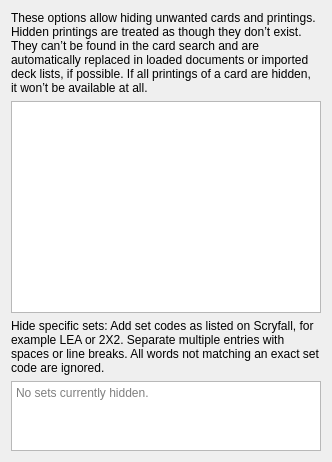
The window that resources/ui/settings_window/hide_printings_page.ui (luziferius/MTGProxyPrinter) describes before a commit, drawn with Qt 5.
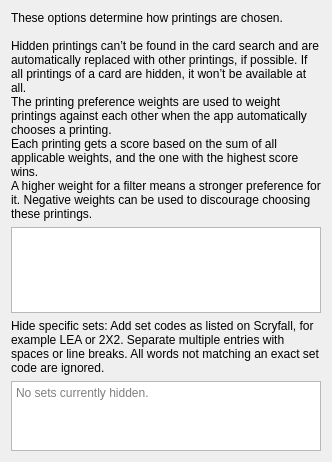
The same window after the commit.

Commit message:
HidePrintingsPage: Adjust the description text. Add some paddings to the table header cells
FossilOrigin-Name: f0f2f2dafc0002cade0fcdcb2644b9b4c93715b2bff9a6ec6a8d0c32fb795fc5

The edit to the form file:
```diff
--- a/resources/ui/settings_window/hide_printings_page.ui
+++ b/resources/ui/settings_window/hide_printings_page.ui
@@ -14,7 +14,12 @@
    <item>
     <widget class="QLabel" name="card_filter_settings_header_label">
      <property name="text">
-      <string>These options allow hiding unwanted cards and printings. Hidden printings are treated as though they don’t exist. They can’t be found in the card search and are automatically replaced in loaded documents or imported deck lists, if possible. If all printings of a card are hidden, it won’t be available at all.</string>
+      <string>These options determine how printings are chosen.
+
+Hidden printings can’t be found in the card search and are automatically replaced with other printings, if possible. If all printings of a card are hidden, it won’t be available at all.
+The printing preference weights are used to weight printings against each other when the app automatically chooses a printing.
+Each printing gets a score based on the sum of all applicable weights, and the one with the highest score wins.
+A higher weight for a filter means a stronger preference for it. Negative weights can be used to discourage choosing these printings.</string>
      </property>
      <property name="wordWrap">
       <bool>true</bool>
```
The commit also changes 1 other file.
